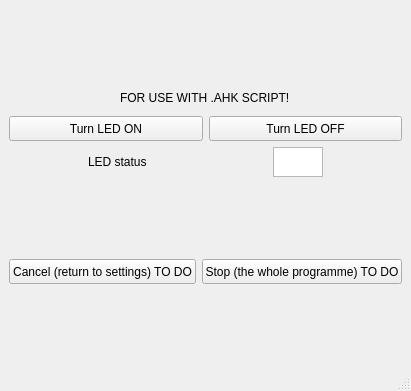
First picture: the form in UIs/IrrKin.ui, repository CrespiLab/MODmode, before the edit.
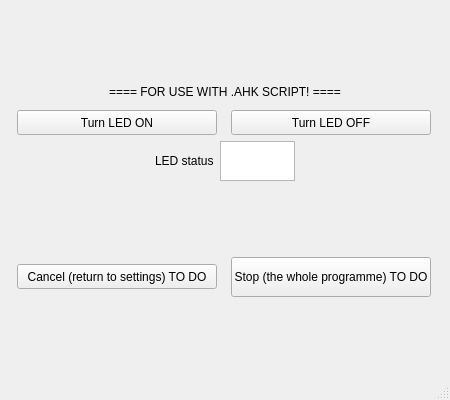
Second picture: the form after the edit.

Diff of the .ui file:
```diff
--- a/UIs/IrrKin.ui
+++ b/UIs/IrrKin.ui
@@ -6,10 +6,28 @@
    <rect>
     <x>0</x>
     <y>0</y>
-    <width>376</width>
-    <height>391</height>
+    <width>450</width>
+    <height>400</height>
    </rect>
   </property>
+  <property name="sizePolicy">
+   <sizepolicy hsizetype="Fixed" vsizetype="Fixed">
+    <horstretch>0</horstretch>
+    <verstretch>0</verstretch>
+   </sizepolicy>
+  </property>
+  <property name="minimumSize">
+   <size>
+    <width>450</width>
+    <height>400</height>
+   </size>
+  </property>
+  <property name="maximumSize">
+   <size>
+    <width>450</width>
+    <height>400</height>
+   </size>
+  </property>
   <property name="windowTitle">
    <string>IrrKin</string>
   </property>
@@ -21,12 +39,12 @@
        <widget class="QLabel" name="label_0">
         <property name="maximumSize">
          <size>
-          <width>200</width>
+          <width>350</width>
           <height>25</height>
          </size>
         </property>
         <property name="text">
-         <string>FOR USE WITH .AHK SCRIPT!</string>
+         <string>==== FOR USE WITH .AHK SCRIPT! ====</string>
         </property>
        </widget>
       </item>
@@ -75,10 +93,23 @@
       <item>
        <layout class="QHBoxLayout" name="horizontalLayout_2">
         <item>
+         <spacer name="horizontalSpacer">
+          <property name="orientation">
+           <enum>Qt::Horizontal</enum>
+          </property>
+          <property name="sizeHint" stdset="0">
+           <size>
+            <width>40</width>
+            <height>20</height>
+           </size>
+          </property>
+         </spacer>
+        </item>
+        <item alignment="Qt::AlignRight">
          <widget class="QLabel" name="label_1">
           <property name="maximumSize">
            <size>
-            <width>100</width>
+            <width>125</width>
             <height>25</height>
            </size>
           </property>
@@ -91,8 +122,8 @@
          <widget class="QTextEdit" name="textEdit_LEDstatus">
           <property name="maximumSize">
            <size>
-            <width>50</width>
-            <height>30</height>
+            <width>75</width>
+            <height>40</height>
            </size>
           </property>
           <property name="readOnly">
@@ -100,6 +131,19 @@
           </property>
          </widget>
         </item>
+        <item>
+         <spacer name="horizontalSpacer_2">
+          <property name="orientation">
+           <enum>Qt::Horizontal</enum>
+          </property>
+          <property name="sizeHint" stdset="0">
+           <size>
+            <width>40</width>
+            <height>20</height>
+           </size>
+          </property>
+         </spacer>
+        </item>
        </layout>
       </item>
      </layout>
@@ -124,7 +168,7 @@
         <property name="maximumSize">
          <size>
           <width>200</width>
-          <height>25</height>
+          <height>40</height>
          </size>
         </property>
         <property name="text">
```
Left out of the diff: 4 changed lines with no effect on the pictures.
